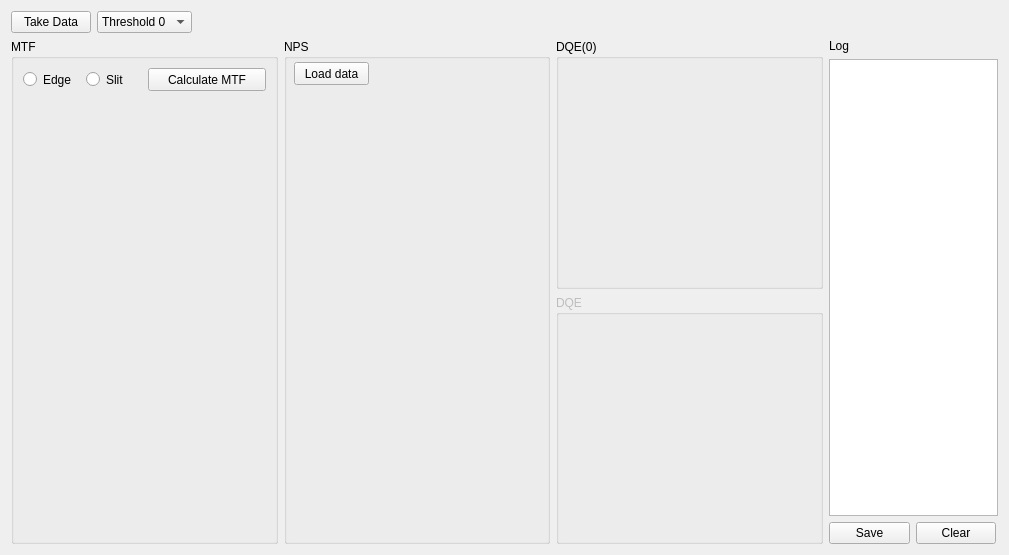
This is SpidrMpx3Eq/qcstmdqe.ui in navrit/dexter as Qt 5 draws it before an edit. The edited form follows.
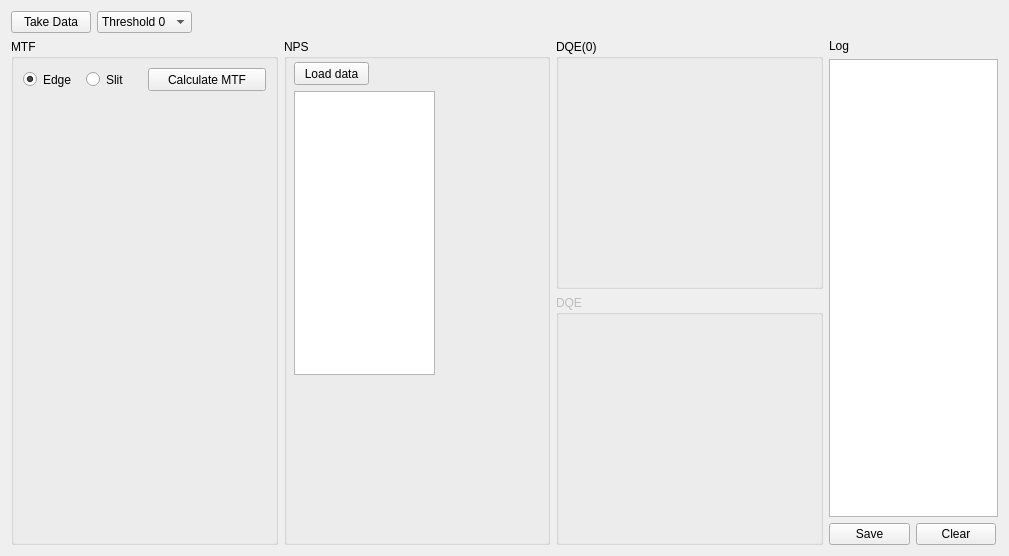
This is the edited form. Custom widgets are drawn as their Qt base class.

Commit message: Working on edge spread function.

Diff of the .ui file:
```diff
--- a/SpidrMpx3Eq/qcstmdqe.ui
+++ b/SpidrMpx3Eq/qcstmdqe.ui
@@ -7,15 +7,15 @@
     <x>0</x>
     <y>0</y>
     <width>1009</width>
-    <height>555</height>
+    <height>556</height>
    </rect>
   </property>
   <property name="windowTitle">
    <string>Form</string>
   </property>
-  <layout class="QVBoxLayout" name="verticalLayout_7">
+  <layout class="QVBoxLayout" name="verticalLayout_8">
    <item>
-    <layout class="QVBoxLayout" name="verticalLayout_6">
+    <layout class="QVBoxLayout" name="verticalLayout_7">
      <item>
       <layout class="QHBoxLayout" name="horizontalLayout_4">
        <item>
@@ -95,6 +95,9 @@
                   <property name="text">
                    <string>Edge</string>
                   </property>
+                  <property name="checked">
+                   <bool>true</bool>
+                  </property>
                  </widget>
                 </item>
                 <item>
@@ -143,25 +146,15 @@
        </item>
        <item>
         <widget class="QGroupBox" name="groupBox_2">
+         <property name="minimumSize">
+          <size>
+           <width>181</width>
+           <height>0</height>
+          </size>
+         </property>
          <property name="title">
           <string>NPS</string>
          </property>
-         <widget class="QCustomPlot" name="widget" native="true">
-          <property name="geometry">
-           <rect>
-            <x>10</x>
-            <y>210</y>
-            <width>246</width>
-            <height>141</height>
-           </rect>
-          </property>
-          <property name="minimumSize">
-           <size>
-            <width>171</width>
-            <height>0</height>
-           </size>
-          </property>
-         </widget>
          <widget class="QPushButton" name="pushButton_2">
           <property name="geometry">
            <rect>
@@ -175,6 +168,38 @@
            <string>Load data</string>
           </property>
          </widget>
+         <widget class="QTableView" name="tableView">
+          <property name="geometry">
+           <rect>
+            <x>10</x>
+            <y>52</y>
+            <width>141</width>
+            <height>284</height>
+           </rect>
+          </property>
+          <property name="maximumSize">
+           <size>
+            <width>141</width>
+            <height>16777215</height>
+           </size>
+          </property>
+         </widget>
+         <widget class="QCustomPlot" name="widget" native="true">
+          <property name="geometry">
+           <rect>
+            <x>10</x>
+            <y>342</y>
+            <width>246</width>
+            <height>151</height>
+           </rect>
+          </property>
+          <property name="minimumSize">
+           <size>
+            <width>171</width>
+            <height>151</height>
+           </size>
+          </property>
+         </widget>
         </widget>
        </item>
        <item>
```
The commit also changes 2 other files.
